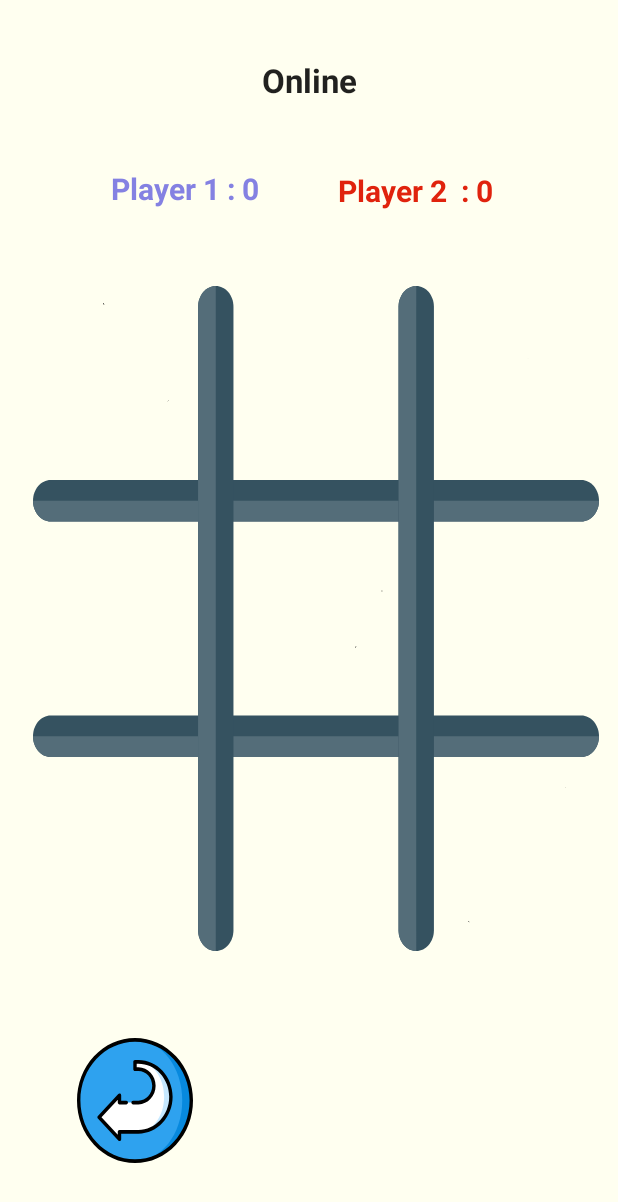
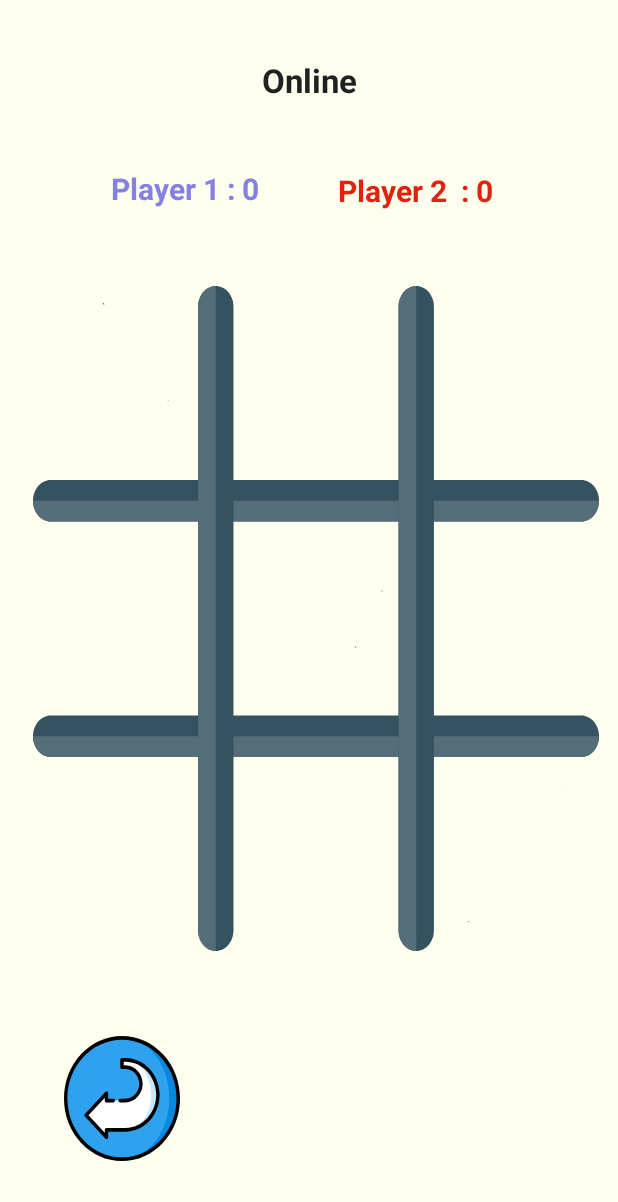
Before and after one commit to vickyjsr/Tic-Tac-Toe, an Android app: the Multi_Online screen opened directly, with no data from a screen before it, on a phone screen of 412 x 824 dp. Shown: the top 1202 px of the screen. Run offline under Robolectric (Android 15) with nearby library versions, the phone set to English and light mode, and no system bars; Roboto replaces fonts that are not available here.

Commit message:
Merge remote-tracking branch 'origin/master'

```diff
--- a/app/src/main/java/com/example/exlog/MainActivity.java
+++ b/app/src/main/java/com/example/exlog/MainActivity.java
@@ -50,6 +50,9 @@ public class MainActivity extends AppCompatActivity {
         super.onStart();
 
         FirebaseUser user1=mAuth.getCurrentUser();
+
+
+
 //        if(user1!=null)
 //        {
 //            startActivity(new Intent(MainActivity.this,SecondActivity.class));
--- a/app/src/main/res/layout/activity_multi__online.xml
+++ b/app/src/main/res/layout/activity_multi__online.xml
@@ -26,19 +26,19 @@
         app:layout_constraintTop_toTopOf="parent"
         app:layout_constraintVertical_bias="0.049" />
 
+
     <ImageButton
         android:id="@+id/back2"
         android:layout_width="77dp"
         android:layout_height="83dp"
         android:background="@drawable/ic_back_arrow_2"
+        android:contentDescription="@string/todo7"
         app:layout_constraintBottom_toBottomOf="parent"
         app:layout_constraintEnd_toEndOf="parent"
-        app:layout_constraintHorizontal_bias="0.153"
+        app:layout_constraintHorizontal_bias="0.128"
         app:layout_constraintStart_toStartOf="parent"
-        app:layout_constraintTop_toTopOf="@+id/textView4"
-        app:layout_constraintVertical_bias="0.931"
-        android:contentDescription="@string/todo7" />
-
+        app:layout_constraintTop_toBottomOf="@+id/l3"
+        app:layout_constraintVertical_bias="0.539" />
 
     <TextView
         android:id="@+id/text_view_p1"
--- a/app/src/main/res/layout/activity_multi_player.xml
+++ b/app/src/main/res/layout/activity_multi_player.xml
@@ -16,7 +16,7 @@
         android:layout_width="171dp"
         android:layout_height="38dp"
 
-        android:text="@string/multiplayer1"
+        android:text="Offline"
         android:textAlignment="center"
         android:textAppearance="@style/TextAppearance.AppCompat.Large"
         android:textStyle="bold"
```
Also changed, not shown: app/src/main/AndroidManifest.xml (+21 -6 lines), app/src/main/java/com/example/exlog/RegistrationActivity.java (+37 -3 lines), app/src/main/java/com/example/exlog/ToSingleplGame.java (+15 -11 lines), app/src/main/res/layout/activity_registration.xml (+4 -4 lines).
